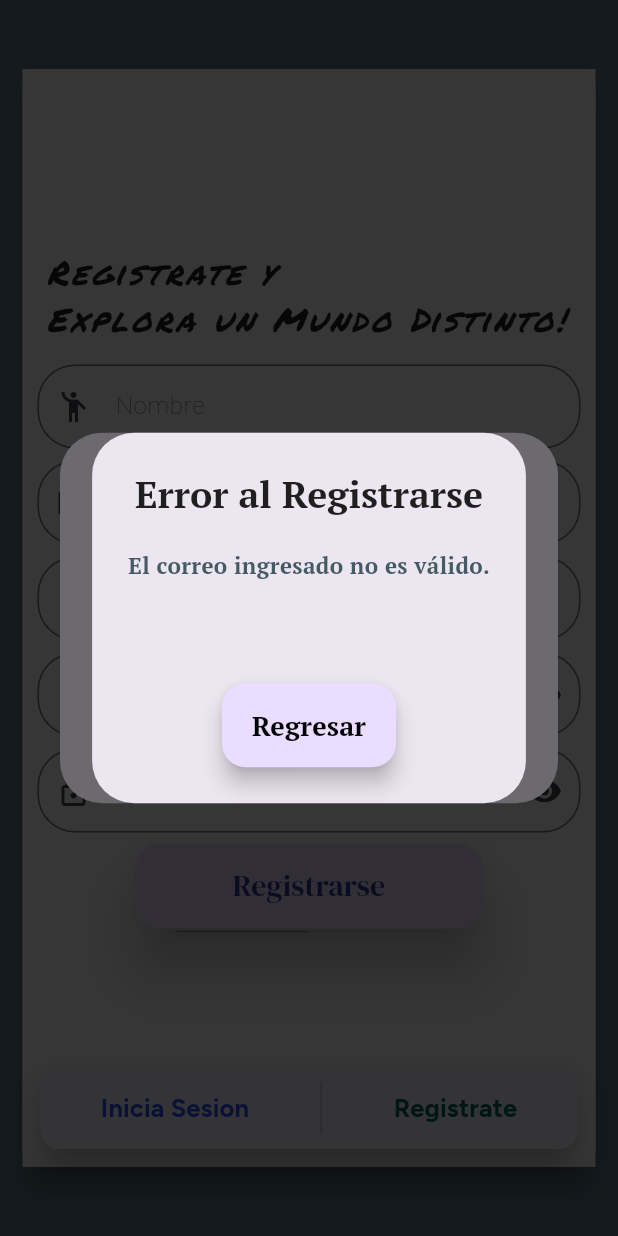
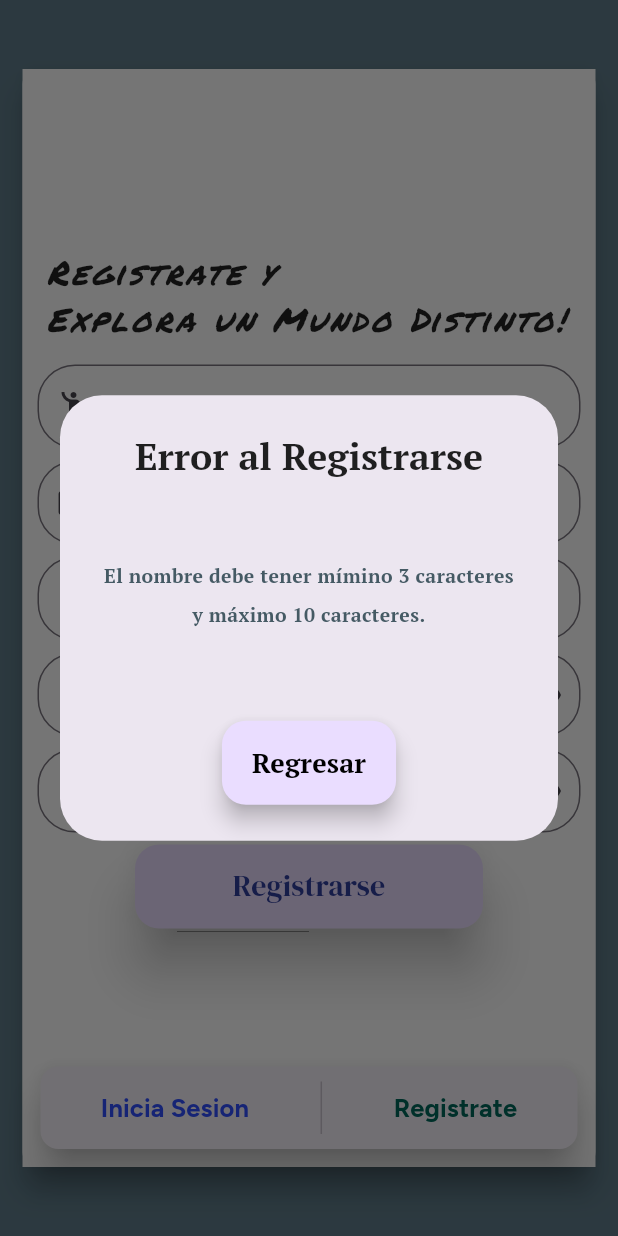
Before and after one commit to FernanJRS/Tarea_2.2, a Flutter app: the SessionPage screen opened by its route, after a tap on "Registrate", after a tap on "Registrarse", on a phone screen of 412 x 824 dp. Run offline on Flutter 3.47's test engine with Material 3 defaults, Android fonts, the phone set to English and light mode, and no system bars; our stand-ins replace google_fonts; Roboto replaces fonts that are missing (Domine).

Commit message:
Finalizacion del proyecto

```diff
--- a/lib/main.dart
+++ b/lib/main.dart
@@ -13,7 +13,7 @@ class MyApp extends StatelessWidget {
     return MaterialApp(
       debugShowCheckedModeBanner: false,
       title: 'Login app',
-      initialRoute: '/sesion',
+      initialRoute: '/',
       routes: {
         '/': (context) => const WelcomePage(),
         '/sesion': (context) => const SessionPage(),
--- a/lib/src/pages/fragments/widgets/message_dialog.dart
+++ b/lib/src/pages/fragments/widgets/message_dialog.dart
@@ -16,18 +16,22 @@ class MessageDialog extends StatelessWidget {
         textAlign: TextAlign.center,
       ),
       content: SizedBox(
-        height: 150,
+        height: 200,
         child: Column(
           mainAxisAlignment: MainAxisAlignment.spaceBetween,
           children: [
-            Text(
+            Container(
+              height: 120,
+              alignment: Alignment.center,
+              child: Text(
                 description,
                 textAlign: TextAlign.center,
                 style: GoogleFonts.ptSerif(
-                  fontSize: 15,
+                    fontSize: 13,
                     height: 2,
                     color: Colors.blueGrey[700],
                     fontWeight: FontWeight.w700),
+              ),
             ),
             const SizedBox(height: 15),
             FloatingActionButton.extended(
--- a/lib/src/pages/fragments/widgets/register_view.dart
+++ b/lib/src/pages/fragments/widgets/register_view.dart
@@ -3,6 +3,7 @@ import 'package:login_app/src/pages/fragments/widgets/custome_input.dart';
 import 'package:login_app/src/pages/fragments/widgets/log_in_button.dart';
 import 'package:login_app/src/pages/fragments/widgets/message_dialog.dart';
 import 'package:login_app/src/pages/fragments/widgets/title_session_page.dart';
+import 'package:login_app/src/utility/caracteres_especiales.dart';
 
 class RegisterView extends StatefulWidget {
   RegisterView({
@@ -102,8 +103,8 @@ class _RegisterViewState extends State<RegisterView> {
           child: LogInButton(
               title: 'Registrarse',
               onPressed: () {
+                try {
                   var cont = 0;
-
                   if (widget.nameController.text.trim().length >= 3 &&
                       widget.nameController.text.trim().length <= 10) {
                     cont += 1;
@@ -117,6 +118,8 @@ class _RegisterViewState extends State<RegisterView> {
                           );
                         });
                   }
+
+                  if (cont == 1) {
                     if (widget.mailController.text.contains('@') == true &&
                         widget.mailController.text.isNotEmpty == true) {
                       final strPrueba =
@@ -127,8 +130,7 @@ class _RegisterViewState extends State<RegisterView> {
                             builder: (context) {
                               return const MessageDialog(
                                   description:
-                                'El correo solo puede contener un "@".',
-                          );
+                                      'El correo solo puede contener un "@".');
                             });
                       } else {
                         final strCompr = widget.mailController.text.split('@');
@@ -142,8 +144,7 @@ class _RegisterViewState extends State<RegisterView> {
                               builder: (context) {
                                 return const MessageDialog(
                                     description:
-                                  'El correo debe finalizar en unah.edu.hn ó unah.hn.',
-                            );
+                                        'El correo debe finalizar en unah.edu.hn ó unah.hn.');
                               });
                         }
                       }
@@ -156,7 +157,9 @@ class _RegisterViewState extends State<RegisterView> {
                             );
                           });
                     }
+                  }
 
+                  if (cont == 2) {
                     if (widget.phoneController.text[0] == '3' ||
                         widget.phoneController.text[0] == '9') {
                       if (widget.phoneController.text.trim().length == 8) {
@@ -167,8 +170,7 @@ class _RegisterViewState extends State<RegisterView> {
                             builder: (context) {
                               return const MessageDialog(
                                   description:
-                                'El teléfono ingresado debe contener únicamente 8 números.',
-                          );
+                                      'El teléfono ingresado debe contener únicamente 8 números.');
                             });
                       }
                     } else {
@@ -181,17 +183,53 @@ class _RegisterViewState extends State<RegisterView> {
                             );
                           });
                     }
+                  }
 
+                  if (cont == 3) {
                     if (widget.passwordController.text.trim().length >= 8) {
+                      var contCarEsp = 0;
+                      List<String> listConChar = [];
+                      var compr = -1;
+
+                      for (var i = 0; i < specialCharacters.length; i++) {
+                        if ((compr == -1) &&
+                            (widget.passwordController.text
+                                .contains(specialCharacters[i]))) {
+                          contCarEsp += 1;
+                          listConChar.add(widget.passwordController.text
+                              .replaceAll(specialCharacters[i], ''));
+                          compr++;
+                        } else if (widget.passwordController.text
+                            .contains(specialCharacters[i])) {
+                          contCarEsp += 1;
+                          listConChar.add(listConChar[compr]
+                              .replaceAll(specialCharacters[i], ''));
+                          compr++;
+                        }
+                      }
+
                       var contUnaMayus = 0;
-                  for (var i; i < widget.passwordController.text.length; i++) {
-                    if (widget.passwordController.text[i] ==
-                        widget.passwordController.text[i].toUpperCase()) {
+                      var strCompr = listConChar.last;
+                      print(listConChar.last);
+
+                      for (var i = 0; i < strCompr.length; i++) {
+                        if (strCompr.contains(strCompr[i].toUpperCase())) {
                           contUnaMayus += 1;
                         }
                       }
 
-                  var contCarEsp = 0;
+                      if (contUnaMayus > 0 && contCarEsp > 0) {
+                        cont += 1;
+                      } else {
+                        showDialog(
+                            context: context,
+                            builder: (context) {
+                              return const MessageDialog(
+                                description:
+                                    'La contraseña ingresada debe contener mínimo un caracter especial y una mayúscula.',
+                              );
+                            });
+                      }
                     } else {
                       showDialog(
                           context: context,
@@ -201,6 +239,7 @@ class _RegisterViewState extends State<RegisterView> {
                                   'La contraseña debe contener mínimo 8 caracteres.',
                             );
                           });
+                    }
                   }
 
                   if (cont == 4) {
@@ -226,6 +265,16 @@ class _RegisterViewState extends State<RegisterView> {
                     print('Teléfono: ${widget.phoneController.text}');
                     print('Contraseña: ${widget.passwordController.text}');
                   }
+                } catch (e) {
+                  showDialog(
+                      context: context,
+                      builder: (context) {
+                        return const MessageDialog(
+                          description:
+                              'Error al verificar los datos, verifique que el teléfono ingresado sea válido y que la contraseña contenga como mínimo un caracter especial y una mayúscula.',
+                        );
+                      });
+                }
               }),
         ),
       ],
--- a/lib/src/recursos/caracteres_especiales.dart
+++ b/lib/src/utility/caracteres_especiales.dart
@@ -1,9 +1,36 @@
+//* Esta lista fue generada por una IA, pero cumple con una gran variedad
+//* de caracteres especiales.
+
 List<String> specialCharacters = [
   // Símbolos básicos
-  "!", "@", "#", "\$", "%", "^", "&", "*", "(", ")", "-", "_", "=", "+",
+  "!",
+  "@",
+  "#",
+  "\$",
+  "%",
+  "^",
+  "&",
+  "*",
+  "(",
+  ")",
+  "-",
+  "_",
+  "=",
+  "+",
+  "{",
+  "}",
 
   // Símbolos de puntuación
-  ".", ",", ":", ";", "'", "\"", "?", "/", "\\", "|",
+  ".",
+  ",",
+  ":",
+  ";",
+  "'",
+  "\"",
+  "?",
+  "/",
+  "\\",
+  "|",
 
   // Operadores y comparadores
   "<", ">", "~", "`",
@@ -42,7 +69,7 @@ List<String> specialCharacters = [
   "₪",
 
   // Símbolos matemáticos
-  "+", "-", "×", "÷", "=", "≠", "≈", "≡", "≤", "≥",
+  "+", "-", "÷", "=", "≠", "≈", "≡", "≤", "≥",
   "∞", "∑", "√", "∫", "∂", "∇", "π", "φ", "μ", "Ω",
 
   // Símbolos técnicos
```
Also changed, not shown: lib/src/pages/fragments/widgets/login_view.dart (+45 -2 lines). Lines whose indentation alone changed are shown as unchanged.
